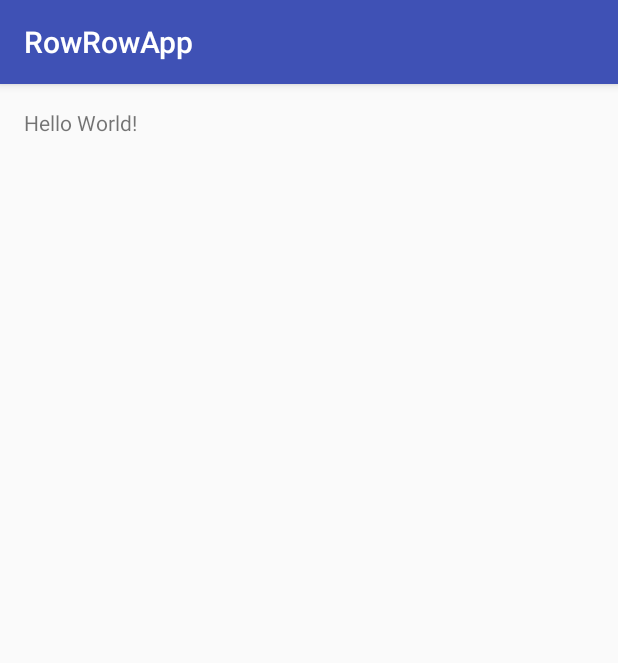
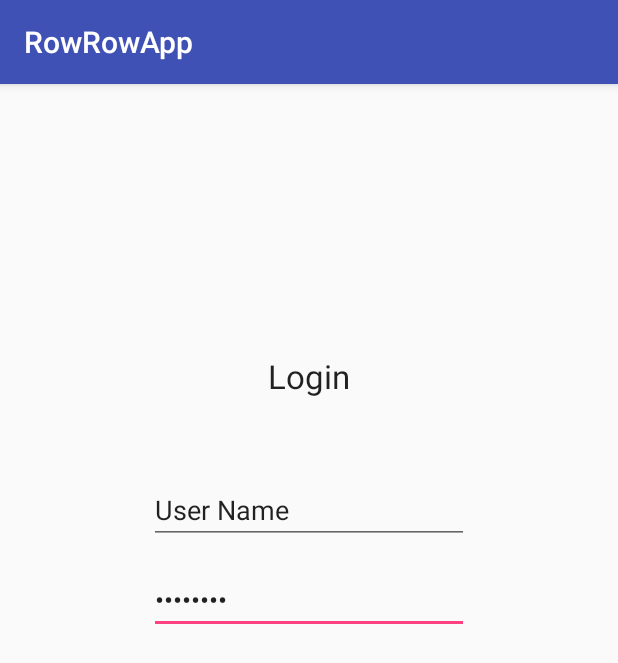
Before and after one commit to freitasbruno/RowRowApp, an Android app: the screen it shows after launch (MainActivity), on a phone screen of 412 x 824 dp. Shown: the top 663 px of the screen. Run offline under Robolectric (Android 15) with nearby library versions, the phone set to English and light mode, and no system bars.

Commit message:
Login Layout

```diff
--- a/app/src/main/res/layout/activity_main.xml
+++ b/app/src/main/res/layout/activity_main.xml
@@ -12,5 +12,32 @@
     <TextView
         android:layout_width="wrap_content"
         android:layout_height="wrap_content"
-        android:text="Hello World!" />
+        android:textAppearance="?android:attr/textAppearanceLarge"
+        android:text="Login"
+        android:id="@+id/textView"
+        android:layout_alignParentTop="true"
+        android:layout_centerHorizontal="true"
+        android:layout_marginTop="164dp" />
+
+    <EditText
+        android:layout_width="wrap_content"
+        android:layout_height="wrap_content"
+        android:inputType="textPassword"
+        android:ems="10"
+        android:id="@+id/etPassword"
+        android:layout_below="@+id/textView"
+        android:layout_centerHorizontal="true"
+        android:layout_marginTop="112dp"
+        android:text="Password" />
+
+    <EditText
+        android:layout_width="wrap_content"
+        android:layout_height="wrap_content"
+        android:inputType="textPersonName"
+        android:text="User Name"
+        android:ems="10"
+        android:id="@+id/etUserName"
+        android:layout_below="@+id/textView"
+        android:layout_alignStart="@+id/etPassword"
+        android:layout_marginTop="52dp" />
 </RelativeLayout>
```
